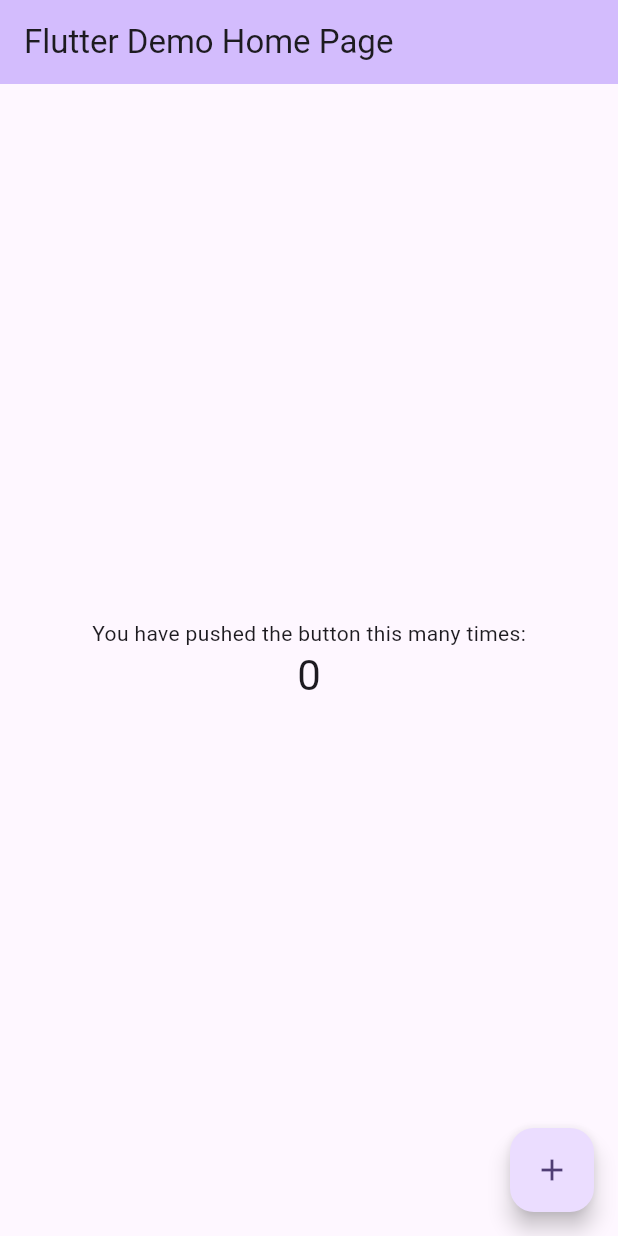
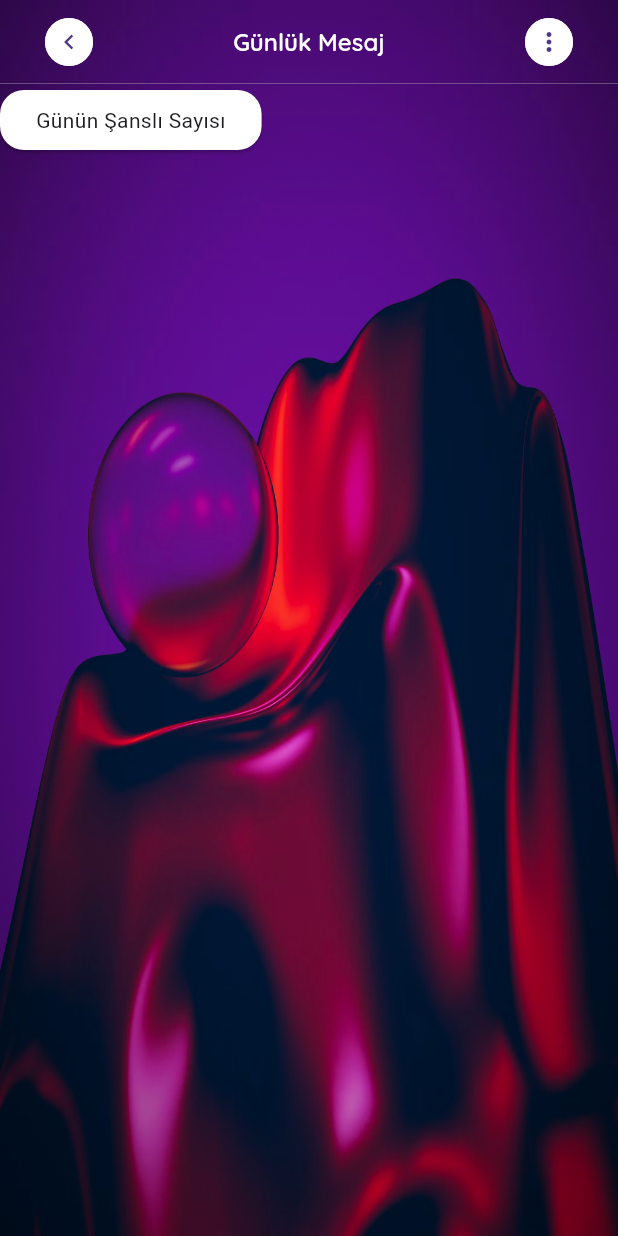
Before and after one commit to MertSaygili/mm_case, a Flutter app: the screen it shows after launch, on a phone screen of 412 x 824 dp. Run offline on Flutter 3.47's test engine with Material 3 defaults, Android fonts, the phone set to English and light mode, and no system bars; our stand-ins replace go_router, google_fonts.

Commit message:
feature: base added

```diff
--- /dev/null
+++ b/lib/app/constants/app_assets.dart
@@ -0,0 +1,6 @@
+import 'package:flutter/material.dart';
+
+@immutable
+final class AppAssets {
+  static const String backgroundImagePath = 'assets/images/background.png';
+}
--- /dev/null
+++ b/lib/app/constants/app_icons.dart
@@ -0,0 +1,7 @@
+import 'package:flutter/material.dart';
+
+@immutable
+final class AppIcons {
+  static const IconData goBackIcon = Icons.chevron_left;
+  static const IconData tileIcon = Icons.more_vert;
+}
--- /dev/null
+++ b/lib/app/constants/app_strings.dart
@@ -0,0 +1,10 @@
+import 'package:flutter/material.dart';
+
+@immutable
+final class AppStrings {
+  const AppStrings._();
+
+  static const String appName = 'MM Case';
+  static const String inspirationTitle = 'Günlük Mesaj';
+  static const String dayLuckyCount = 'Günün Şanslı Sayısı';
+}
--- /dev/null
+++ b/lib/app/router/app_router.dart
@@ -0,0 +1,41 @@
+// ignore_for_file: strict_raw_type
+
+import 'package:flutter/widgets.dart';
+import 'package:go_router/go_router.dart';
+import 'package:mm_case/app/router/app_router_attributes.dart';
+import 'package:mm_case/presentation/inspiration/view/inspiration_screen.dart';
+
+@immutable
+final class AppRouter {
+  const AppRouter._();
+
+  static CustomTransitionPage _buildPageWithSlideTransition({
+    required BuildContext context,
+    required GoRouterState state,
+    required Widget child,
+  }) {
+    return CustomTransitionPage(
+      key: state.pageKey,
+      child: child,
+      transitionsBuilder: (context, animation, secondaryAnimation, child) => SlideTransition(
+        position: Tween(
+          begin: const Offset(1, 0),
+          end: Offset.zero,
+        ).animate(animation),
+        child: child,
+      ),
+    );
+  }
+
+  static final _router = GoRouter(
+    routes: [
+      GoRoute(
+        name: AppRouterAttributes.inspirationPageName,
+        path: AppRouterAttributes.inspirationPagePath,
+        pageBuilder: (context, state) => _buildPageWithSlideTransition(context: context, state: state, child: const InspirationScreen()),
+      ),
+    ],
+  );
+
+  static GoRouter get router => _router;
+}
--- /dev/null
+++ b/lib/app/router/app_router_attributes.dart
@@ -0,0 +1,7 @@
+import 'package:flutter/material.dart';
+
+@immutable
+final class AppRouterAttributes {
+  static const String inspirationPagePath = '/';
+  static const String inspirationPageName = 'inspirationPage';
+}
--- a/lib/main.dart
+++ b/lib/main.dart
@@ -1,4 +1,7 @@
 import 'package:flutter/material.dart';
+import 'package:mm_case/app/constants/app_strings.dart';
+import 'package:mm_case/app/router/app_router.dart';
+import 'package:mm_case/app/theme/custom_dark_theme.dart';
 
 void main() {
   runApp(const MyApp());
@@ -7,119 +10,13 @@
 class MyApp extends StatelessWidget {
   const MyApp({super.key});
 
-  // This widget is the root of your application.
   @override
   Widget build(BuildContext context) {
-    return MaterialApp(
-      title: 'Flutter Demo',
-      theme: ThemeData(
-        // This is the theme of your application.
-        //
-        // TRY THIS: Try running your application with "flutter run". You'll see
-        // the application has a purple toolbar. Then, without quitting the app,
-        // try changing the seedColor in the colorScheme below to Colors.green
-        // and then invoke "hot reload" (save your changes or press the "hot
-        // reload" button in a Flutter-supported IDE, or press "r" if you used
-        // the command line to start the app).
-        //
-        // Notice that the counter didn't reset back to zero; the application
-        // state is not lost during the reload. To reset the state, use hot
-        // restart instead.
-        //
-        // This works for code too, not just values: Most code changes can be
-        // tested with just a hot reload.
-        colorScheme: ColorScheme.fromSeed(seedColor: Colors.deepPurple),
-        useMaterial3: true,
-      ),
-      home: const MyHomePage(title: 'Flutter Demo Home Page'),
+    return MaterialApp.router(
+      routerConfig: AppRouter.router,
+      title: AppStrings.appName,
+      theme: CustomDarkTheme.themeData,
+      debugShowCheckedModeBanner: false,
     );
   }
 }
-
-class MyHomePage extends StatefulWidget {
-  const MyHomePage({super.key, required this.title});
-
-  // This widget is the home page of your application. It is stateful, meaning
-  // that it has a State object (defined below) that contains fields that affect
-  // how it looks.
-
-  // This class is the configuration for the state. It holds the values (in this
-  // case the title) provided by the parent (in this case the App widget) and
-  // used by the build method of the State. Fields in a Widget subclass are
-  // always marked "final".
-
-  final String title;
-
-  @override
-  State<MyHomePage> createState() => _MyHomePageState();
-}
-
-class _MyHomePageState extends State<MyHomePage> {
-  int _counter = 0;
-
-  void _incrementCounter() {
-    setState(() {
-      // This call to setState tells the Flutter framework that something has
-      // changed in this State, which causes it to rerun the build method below
-      // so that the display can reflect the updated values. If we changed
-      // _counter without calling setState(), then the build method would not be
-      // called again, and so nothing would appear to happen.
-      _counter++;
-    });
-  }
-
-  @override
-  Widget build(BuildContext context) {
-    // This method is rerun every time setState is called, for instance as done
-    // by the _incrementCounter method above.
-    //
-    // The Flutter framework has been optimized to make rerunning build methods
-    // fast, so that you can just rebuild anything that needs updating rather
-    // than having to individually change instances of widgets.
-    return Scaffold(
-      appBar: AppBar(
-        // TRY THIS: Try changing the color here to a specific color (to
-        // Colors.amber, perhaps?) and trigger a hot reload to see the AppBar
-        // change color while the other colors stay the same.
-        backgroundColor: Theme.of(context).colorScheme.inversePrimary,
-        // Here we take the value from the MyHomePage object that was created by
-        // the App.build method, and use it to set our appbar title.
-        title: Text(widget.title),
-      ),
-      body: Center(
-        // Center is a layout widget. It takes a single child and positions it
-        // in the middle of the parent.
-        child: Column(
-          // Column is also a layout widget. It takes a list of children and
-          // arranges them vertically. By default, it sizes itself to fit its
-          // children horizontally, and tries to be as tall as its parent.
-          //
-          // Column has various properties to control how it sizes itself and
-          // how it positions its children. Here we use mainAxisAlignment to
-          // center the children vertically; the main axis here is the vertical
-          // axis because Columns are vertical (the cross axis would be
-          // horizontal).
-          //
-          // TRY THIS: Invoke "debug painting" (choose the "Toggle Debug Paint"
-          // action in the IDE, or press "p" in the console), to see the
-          // wireframe for each widget.
-          mainAxisAlignment: MainAxisAlignment.center,
-          children: <Widget>[
-            const Text(
-              'You have pushed the button this many times:',
-            ),
-            Text(
-              '$_counter',
-              style: Theme.of(context).textTheme.headlineMedium,
-            ),
-          ],
-        ),
-      ),
-      floatingActionButton: FloatingActionButton(
-        onPressed: _incrementCounter,
-        tooltip: 'Increment',
-        child: const Icon(Icons.add),
-      ), // This trailing comma makes auto-formatting nicer for build methods.
-    );
-  }
-}
--- /dev/null
+++ b/lib/presentation/inspiration/view/inspiration_screen.dart
@@ -0,0 +1,37 @@
+import 'package:flutter/material.dart';
+import 'package:mm_case/app/constants/app_icons.dart';
+import 'package:mm_case/app/constants/app_strings.dart';
+import 'package:mm_case/app/extension/context_extension.dart';
+import 'package:mm_case/presentation/widgets/appbar/custom_appbar.dart';
+import 'package:mm_case/presentation/widgets/buttons/custom_appbar_back_button.dart';
+import 'package:mm_case/presentation/widgets/buttons/custom_elevated_button.dart';
+import 'package:mm_case/presentation/widgets/buttons/custom_icon_button.dart';
+import 'package:mm_case/presentation/widgets/images/background_image.dart';
+
+part './widgets/menu_button.dart';
+
+class InspirationScreen extends StatelessWidget {
+  const InspirationScreen({super.key});
+
+  @override
+  Widget build(BuildContext context) {
+    return Stack(
+      children: [
+        const BackgroundImage(),
+        Scaffold(
+          backgroundColor: context.transparentColor,
+          appBar: const CustomAppbar(
+            title: AppStrings.inspirationTitle,
+            leading: CustomAppbarBackButton(),
+            actions: [MenuButton()],
+          ),
+          body: Column(
+            children: [
+              CustomLongElevatedButton(callbackAction: () {}, text: AppStrings.dayLuckyCount),
+            ],
+          ),
+        ),
+      ],
+    );
+  }
+}
--- /dev/null
+++ b/lib/presentation/inspiration/view/widgets/menu_button.dart
@@ -0,0 +1,17 @@
+part of '../inspiration_screen.dart';
+
+class MenuButton extends StatelessWidget {
+  const MenuButton({super.key});
+
+  @override
+  Widget build(BuildContext context) {
+    return Padding(
+      padding: const EdgeInsets.all(6),
+      child: CustomIconButton(
+        icon: AppIcons.tileIcon,
+        onPressed: () {},
+        buttonSize: context.radiusButtonSizeMedium,
+      ),
+    );
+  }
+}
--- /dev/null
+++ b/lib/presentation/widgets/appbar/custom_appbar.dart
@@ -0,0 +1,47 @@
+import 'package:flutter/material.dart';
+import 'package:flutter/services.dart';
+import 'package:google_fonts/google_fonts.dart';
+import 'package:mm_case/app/extension/context_extension.dart';
+
+class CustomAppbar extends StatelessWidget implements PreferredSizeWidget {
+  const CustomAppbar({this.centerTitle, super.key, this.title, this.actions, this.leading, this.backgroundColor});
+
+  final String? title;
+  final List<Widget>? actions;
+  final Widget? leading;
+  final bool? centerTitle;
+  final Color? backgroundColor;
+
+  @override
+  Widget build(BuildContext context) {
+    return AppBar(
+      title: Padding(
+        padding: const EdgeInsets.all(8.0),
+        child: Row(
+          mainAxisAlignment: MainAxisAlignment.spaceBetween,
+          children: [
+            leading ?? const SizedBox(),
+            Text(
+              title ?? '',
+              style: GoogleFonts.quicksand().copyWith(
+                fontSize: context.fontSize16,
+                color: context.whiteColor,
+                fontWeight: FontWeight.w600,
+                height: 22,
+              ),
+            ),
+            actions?.first ?? const SizedBox(),
+          ],
+        ),
+      ),
+      backgroundColor: context.transparentColor,
+      elevation: context.zero,
+      automaticallyImplyLeading: context.falseCode,
+      systemOverlayStyle: SystemUiOverlayStyle.light,
+      shape: Border(bottom: BorderSide(color: context.borderColor, width: 0.25)),
+    );
+  }
+
+  @override
+  Size get preferredSize => const Size.fromHeight(kToolbarHeight);
+}
--- /dev/null
+++ b/lib/presentation/widgets/buttons/custom_appbar_back_button.dart
@@ -0,0 +1,23 @@
+import 'package:flutter/material.dart';
+import 'package:go_router/go_router.dart';
+import 'package:mm_case/app/constants/app_icons.dart';
+import 'package:mm_case/app/extension/context_extension.dart';
+import 'package:mm_case/presentation/widgets/buttons/custom_icon_button.dart';
+
+class CustomAppbarBackButton extends StatelessWidget {
+  const CustomAppbarBackButton({super.key, this.backAction});
+
+  final VoidCallback? backAction;
+
+  @override
+  Widget build(BuildContext context) {
+    return Padding(
+      padding: const EdgeInsets.all(6),
+      child: CustomIconButton(
+        icon: AppIcons.goBackIcon,
+        onPressed: () => backAction ?? context.pop(),
+        buttonSize: context.radiusButtonSizeMedium,
+      ),
+    );
+  }
+}
--- /dev/null
+++ b/lib/presentation/widgets/buttons/custom_elevated_button.dart
@@ -0,0 +1,40 @@
+import 'package:flutter/material.dart';
+import 'package:mm_case/app/extension/context_extension.dart';
+
+class CustomLongElevatedButton extends StatelessWidget {
+  const CustomLongElevatedButton({required this.callbackAction, required this.text, super.key, this.iconData, this.iconColor, this.textColor});
+
+  final VoidCallback callbackAction;
+  final String text;
+  final IconData? iconData;
+  final Color? iconColor;
+  final Color? textColor;
+
+  @override
+  Widget build(BuildContext context) {
+    return SizedBox(
+      child: ElevatedButton(
+        style: ElevatedButton.styleFrom(
+          foregroundColor: context.blackColor,
+          backgroundColor: context.whiteColor,
+          shape: RoundedRectangleBorder(borderRadius: context.borderRadiusHigh),
+        ),
+        focusNode: FocusNode(),
+        onPressed: callbackAction,
+        child: iconData == null
+            ? Text(text, style: context.bodyMedium.copyWith(color: textColor))
+            : Row(
+                children: [
+                  Icon(iconData, color: iconColor),
+                  Text(
+                    text,
+                    style: context.bodyMedium.copyWith(
+                      color: textColor,
+                    ),
+                  ),
+                ],
+              ),
+      ),
+    );
+  }
+}
--- /dev/null
+++ b/lib/presentation/widgets/buttons/custom_icon_button.dart
@@ -0,0 +1,39 @@
+import 'package:flutter/material.dart';
+import 'package:mm_case/app/extension/context_extension.dart';
+
+class CustomIconButton extends StatelessWidget {
+  const CustomIconButton({
+    super.key,
+    required this.icon,
+    required this.onPressed,
+    this.backgroundColor,
+    this.iconColor,
+    this.iconSize,
+    this.buttonSize,
+  });
+
+  final IconData icon;
+  final VoidCallback onPressed;
+  final Color? backgroundColor;
+  final Color? iconColor;
+  final double? iconSize;
+  final double? buttonSize;
+
+  @override
+  Widget build(BuildContext context) {
+    return Container(
+      height: buttonSize,
+      width: buttonSize,
+      decoration: BoxDecoration(shape: BoxShape.circle, color: context.whiteColor),
+      child: InkWell(
+        onTap: () {},
+        borderRadius: context.borderRadiusMedium,
+        child: CircleAvatar(
+          backgroundColor: backgroundColor ?? context.whiteColor,
+          radius: buttonSize ?? context.radiusButtonSizeMedium,
+          child: Icon(icon, size: iconSize ?? context.iconSizeMedium),
+        ),
+      ),
+    );
+  }
+}
--- /dev/null
+++ b/lib/presentation/widgets/images/background_image.dart
@@ -0,0 +1,17 @@
+import 'package:flutter/material.dart';
+import 'package:mm_case/app/constants/app_assets.dart';
+import 'package:mm_case/app/extension/context_extension.dart';
+
+class BackgroundImage extends StatelessWidget {
+  const BackgroundImage({super.key});
+
+  @override
+  Widget build(BuildContext context) {
+    return Image.asset(
+      AppAssets.backgroundImagePath,
+      width: context.width,
+      height: context.height,
+      fit: BoxFit.fill,
+    );
+  }
+}
```
Also changed, not shown: lib/app/extension/context_extension.dart (added, +125 -0 lines), lib/app/models/inspiration_word_model.dart (added, +9 -0 lines), lib/app/theme/custom_dark_theme.dart (added, +27 -0 lines), pubspec.yaml (+14 -67 lines), assets/images/background.png (added), pubspec.lock, 10 other files.
